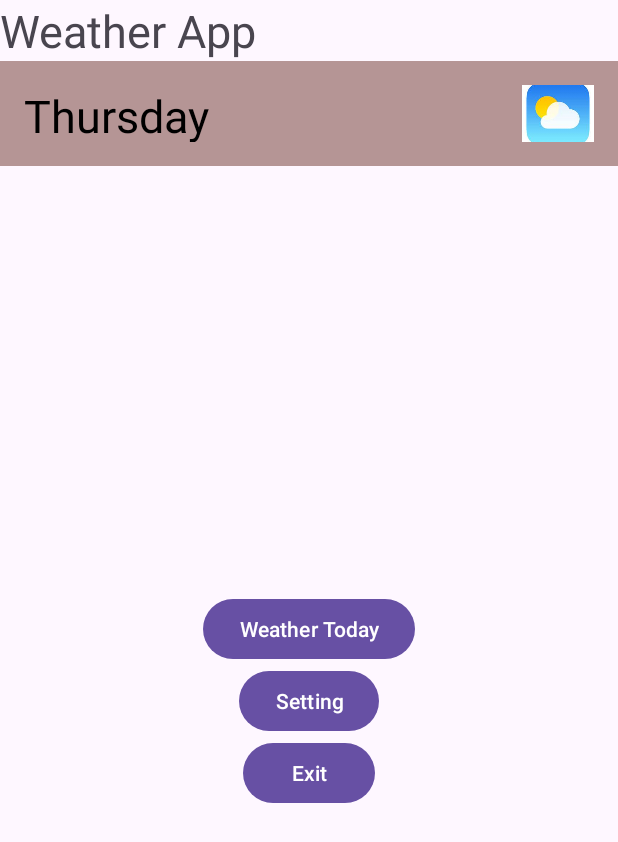
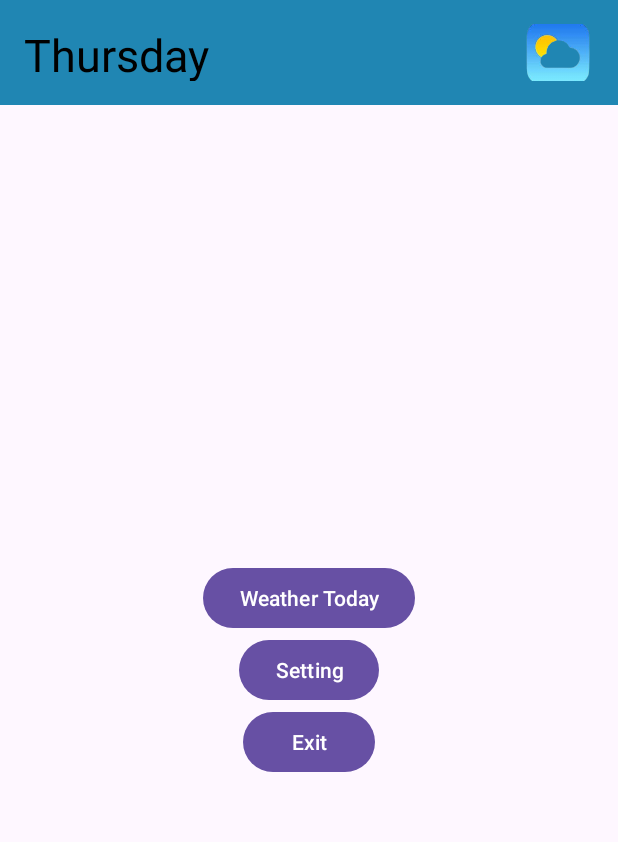
Before and after one commit to HaiDreamer/USTH_Weather, an Android app built with Jetpack Compose: the screen it shows after launch (WeatherActivity), on a phone screen of 412 x 824 dp. Shown: the top 842 px of the screen. Run offline under Robolectric (Android 15) with nearby library versions, the phone set to English and light mode, and no system bars.

Commit message:
lab5 done

```diff
--- a/app/src/main/java/vn/edu/usth/weather/WeatherActivity.java
+++ b/app/src/main/java/vn/edu/usth/weather/WeatherActivity.java
@@ -3,21 +3,13 @@ package vn.edu.usth.weather;
 import android.content.Intent;
 import android.os.Bundle;
 
-import com.google.android.material.snackbar.Snackbar;
-
 import androidx.appcompat.app.AppCompatActivity;
 
 import android.util.Log;
-import android.view.View;
 import android.widget.Button;
 
 import androidx.fragment.app.FragmentManager;
-import androidx.navigation.NavController;
-import androidx.navigation.Navigation;
-import androidx.navigation.ui.AppBarConfiguration;
-import androidx.navigation.ui.NavigationUI;
 
-import vn.edu.usth.weather.databinding.ActivityWeatherBinding;
 import vn.edu.usth.weather.ui.theme.ForecastFragment;
 
 public class WeatherActivity extends AppCompatActivity {
@@ -41,7 +33,7 @@ public class WeatherActivity extends AppCompatActivity {
             startActivity(intent);
         });
 
-        if (savedInstanceState == null) { // prevents re-adding fragment on screen rotation
+        if (savedInstanceState == null) {
             FragmentManager fragmentManager = getSupportFragmentManager();
             fragmentManager.beginTransaction()
                     .replace(R.id.fragment_container, new ForecastFragment())
@@ -49,4 +41,40 @@ public class WeatherActivity extends AppCompatActivity {
         }
     }
 
+    @Override
+    protected void onStart() {
+        super.onStart();
+        Log.i(TAG, "onStart");
+    }
+
+    @Override
+    protected void onResume() {
+        super.onResume();
+        Log.i(TAG, "onResume");
+    }
+
+    @Override
+    protected void onPause() {
+        super.onPause();
+        Log.i(TAG, "onPause");
+    }
+
+    @Override
+    protected void onStop() {
+        super.onStop();
+        Log.i(TAG, "onStop");
+    }
+
+    @Override
+    protected void onDestroy() {
+        super.onDestroy();
+        Log.i(TAG, "onDestroy");
+    }
+
+    @Override
+    protected void onRestart() {
+        super.onRestart();
+        Log.i(TAG, "onRestart");
+    }
+
 }
--- a/app/src/main/java/vn/edu/usth/weather/ui/theme/ForecastFragment.java
+++ b/app/src/main/java/vn/edu/usth/weather/ui/theme/ForecastFragment.java
@@ -1,14 +1,9 @@
 package vn.edu.usth.weather.ui.theme;
 
-import android.graphics.Color;
 import android.os.Bundle;
-import android.view.Gravity;
 import android.view.LayoutInflater;
 import android.view.View;
 import android.view.ViewGroup;
-import android.widget.ImageView;
-import android.widget.LinearLayout;
-import android.widget.TextView;
 
 import androidx.annotation.NonNull;
 import androidx.annotation.Nullable;
@@ -24,8 +19,6 @@ public class ForecastFragment extends Fragment {
                              @Nullable ViewGroup container,
                              @Nullable Bundle savedInstanceState) {
 
-        View v = inflater.inflate(R.layout.fragment_forecast, container, false);
-
-        return v;
+        return inflater.inflate(R.layout.fragment_forecast, container, false);
     }
 }
--- a/app/src/main/res/layout/activity_weather.xml
+++ b/app/src/main/res/layout/activity_weather.xml
@@ -7,21 +7,12 @@
     android:orientation="vertical"
     tools:context=".WeatherActivity">
 
-    <TextView
-        android:id="@+id/textView2"
-        android:layout_width="match_parent"
-        android:layout_height="wrap_content"
-        android:layout_gravity="center"
-        android:layout_marginBottom="0dp"
-        android:text="Weather App"
-        android:textSize="30sp" />
-
     <!-- Fragment at the top -->
     <FrameLayout
         android:id="@+id/fragment_container"
         android:layout_width="match_parent"
         android:layout_height="70dp"
-        android:background="@android:color/darker_gray" />
+        android:background="@android:color/holo_blue_dark" />
 
     <LinearLayout
         android:id="@+id/buttonContainer"
@@ -34,19 +25,19 @@
             android:id="@+id/weather_today"
             android:layout_width="wrap_content"
             android:layout_height="wrap_content"
-            android:text="Weather Today" />
+            android:text="@string/weather_today" />
 
         <Button
             android:id="@+id/setting"
             android:layout_width="wrap_content"
             android:layout_height="wrap_content"
-            android:text="Setting" />
+            android:text="@string/setting" />
 
         <Button
             android:id="@+id/exit"
             android:layout_width="wrap_content"
             android:layout_height="wrap_content"
-            android:text="Exit" />
+            android:text="@string/exit" />
     </LinearLayout>
 
 </LinearLayout>
--- a/app/src/main/res/layout/fragment_forecast.xml
+++ b/app/src/main/res/layout/fragment_forecast.xml
@@ -12,7 +12,7 @@
         android:layout_width="0dp"
         android:layout_height="wrap_content"
         android:layout_weight="1"
-        android:text="Thursday"
+        android:text="@string/thursday"
         android:textSize="30sp"
         android:textColor="@android:color/black" />
 
@@ -20,7 +20,7 @@
         android:id="@+id/weatherIcon"
         android:layout_width="48dp"
         android:layout_height="48dp"
-        android:src="@drawable/weather_img"
-        android:contentDescription="Weather Icon" />
+        android:src="@drawable/weather_img_removebg"
+        android:contentDescription="@string/weather_icon" />
 
 </LinearLayout>
--- a/app/src/main/res/values/strings.xml
+++ b/app/src/main/res/values/strings.xml
@@ -1,14 +1,15 @@
 <resources>
     <string name="app_name">USTH Weather</string>
-    <!-- Strings used for fragments for navigation -->
     <string name="first_fragment_label">First Fragment</string>
     <string name="second_fragment_label">Second Fragment</string>
     <string name="next">Next</string>
     <string name="previous">Previous</string>
+    <string name="thursday">Thursday</string>
+    <string name="weather_icon">Weather Icon</string>
+    <string name="weather_today">Weather Today</string>
+    <string name="weather_app">Weather App</string>
+    <string name="setting">Setting</string>
+    <string name="exit">Exit</string>
+    <string name="lorem_ipsum">Pls change it</string>
 
-    <string name="lorem_ipsum">
-        Welcome to weather app.
-    </string>
-    <!-- TODO: Remove or change this placeholder text -->
-    <string name="hello_blank_fragment">Hello blank fragment</string>
 </resources>
```
Also changed, not shown: app/src/main/res/layout/activity_weather_today.xml (+21 -25 lines), app/src/main/res/layout/content_weather_today.xml (deleted, +0 -19 lines), app/src/main/res/drawable-nodpi/weather_img.jpg (deleted), app/src/main/res/drawable-nodpi/weather_img_removebg.png (added).
